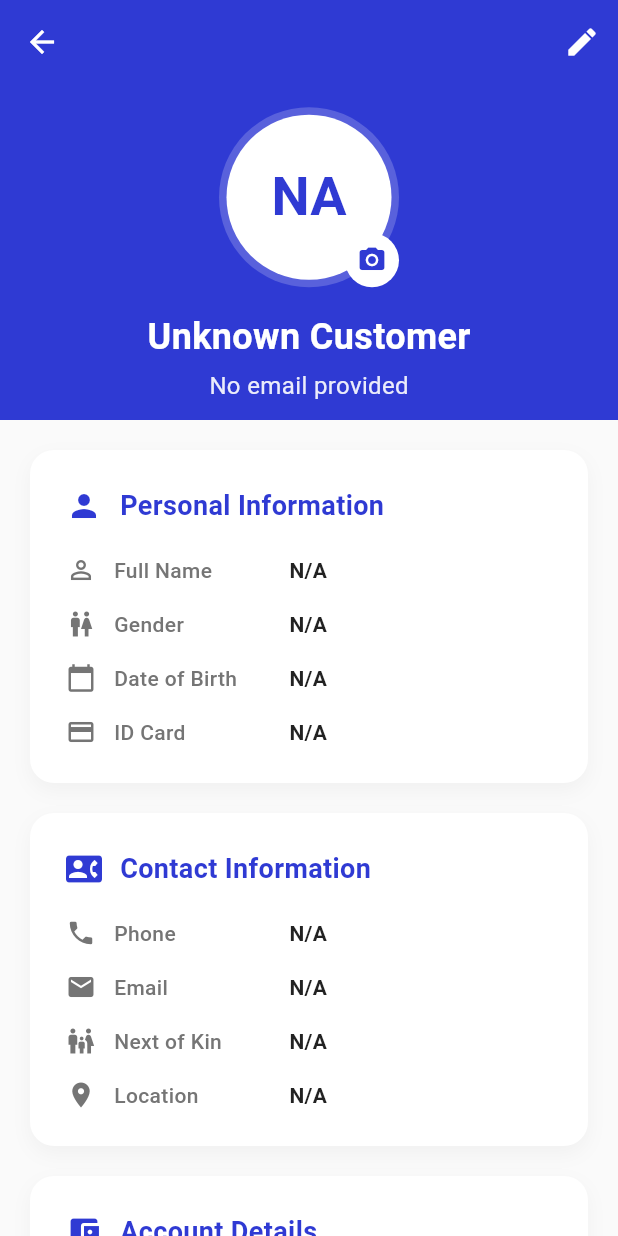
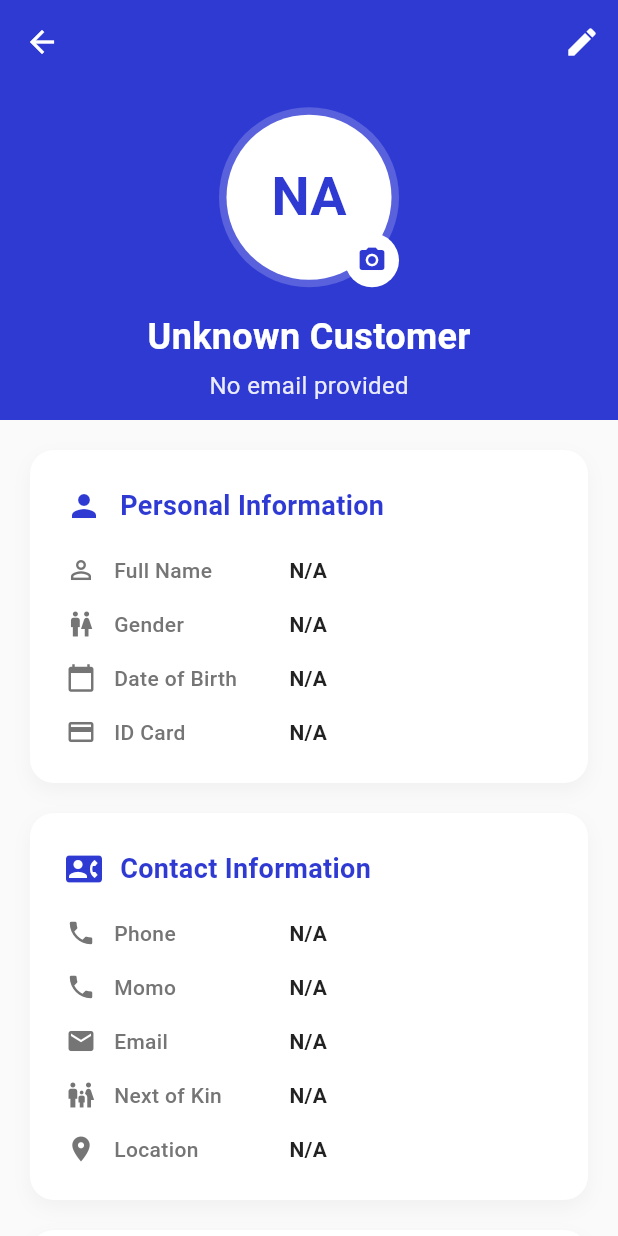
Before and after one commit to microfinancefyp/susupro-mobile, a Flutter app: the CustomerProfile screen opened directly, on a phone screen of 412 x 824 dp. Run offline on Flutter 3.47's test engine with Material 3 defaults, Android fonts, the phone set to English and light mode, and no system bars; our stand-ins replace cloud_firestore, firebase_core, firebase_messaging, flutter_local_notifications, fluttertoast, google_nav_bar and 6 more; accounts and stored records are empty; statements that could not run were skipped.

Commit message:
Worked on customer edit

```diff
--- a/lib/models/customer_model.dart
+++ b/lib/models/customer_model.dart
@@ -23,6 +23,7 @@ class CustomerModel {
   String? nextOfKin;
   String? dateOfRegistration;
   String? account_number;
+  String? momo_number;
 
 
   CustomerModel({
@@ -47,6 +48,7 @@ class CustomerModel {
     this.nextOfKin,
     this.dateOfRegistration,
     this.account_number,
+    this.momo_number,
   });
 
   CustomerModel.fromJson(Map<String, dynamic> json) {
@@ -67,5 +69,6 @@ class CustomerModel {
     nextOfKin = json['next_of_kin'];
     dateOfRegistration = json['date_of_registration'];
     account_number = json['account_number'];
+    momo_number= json['momo_number'];
   }
 }
--- a/lib/views/customer_profile.dart
+++ b/lib/views/customer_profile.dart
@@ -39,6 +39,7 @@ class _CustomerProfileState extends State<CustomerProfile>
   // Controllers for editing
   late TextEditingController _nameController;
   late TextEditingController _phoneController;
+  late TextEditingController _momoController;
   late TextEditingController _nokController;
   late TextEditingController _dailyRateController;
   late TextEditingController _locationController;
@@ -76,6 +77,7 @@ class _CustomerProfileState extends State<CustomerProfile>
   void _initializeControllers() {
     _nameController = TextEditingController(text: _currentCustomer.fullName ?? '');
     _phoneController = TextEditingController(text: _currentCustomer.phoneNumber ?? '');
+    _momoController = TextEditingController(text: _currentCustomer.momo_number ?? '');
     _nokController = TextEditingController(text: _currentCustomer.nextOfKin ?? '');
     _dailyRateController = TextEditingController(text: _currentCustomer.dailyRate ?? '');
     _locationController = TextEditingController(text: _currentCustomer.location ?? '');
@@ -128,6 +130,8 @@ class _CustomerProfileState extends State<CustomerProfile>
       "location": _locationController.text.trim(),
       "gender": _selectedGender,
       "date_of_birth": _selectedDob,
+      "id_card": widget.customer?.idCard,
+      "momo_number": _momoController.text.trim(),
     };
     final response = await http.put(
       Uri.parse("https://susu-pro-backend.onrender.com/api/customers/update-mobile"),
@@ -446,6 +450,18 @@ class _CustomerProfileState extends State<CustomerProfile>
                       value?.isEmpty ?? true ? 'Phone number is required' : null,
                 )
               : _buildInfoRow('Phone', widget.customer?.phoneNumber ?? 'N/A', Icons.phone),
+
+          16.0.vSpace,
+          _isEditing
+              ? _buildEditableField(
+                  'Momo Number',
+                  _momoController,
+                  Icons.credit_card,
+                  keyboardType: TextInputType.phone,
+                  validator: (value) =>
+                      value?.isEmpty ?? true ? 'Momo number is required' : null,
+                )
+              : _buildInfoRow('Momo', widget.customer?.momo_number ?? 'N/A', Icons.phone),
 
           16.0.vSpace,
 
--- a/pubspec.yaml
+++ b/pubspec.yaml
@@ -16,7 +16,7 @@ publish_to: 'none' # Remove this line if you wish to publish to pub.dev
 # https://developer.apple.com/library/archive/documentation/General/Reference/InfoPlistKeyReference/Articles/CoreFoundationKeys.html
 # In Windows, build-name is used as the major, minor, and patch parts
 # of the product and file versions while build-number is used as the build suffix.
-version: 1.0.0+6
+version: 1.0.0+7
 
 environment:
   sdk: ^3.5.4
```
